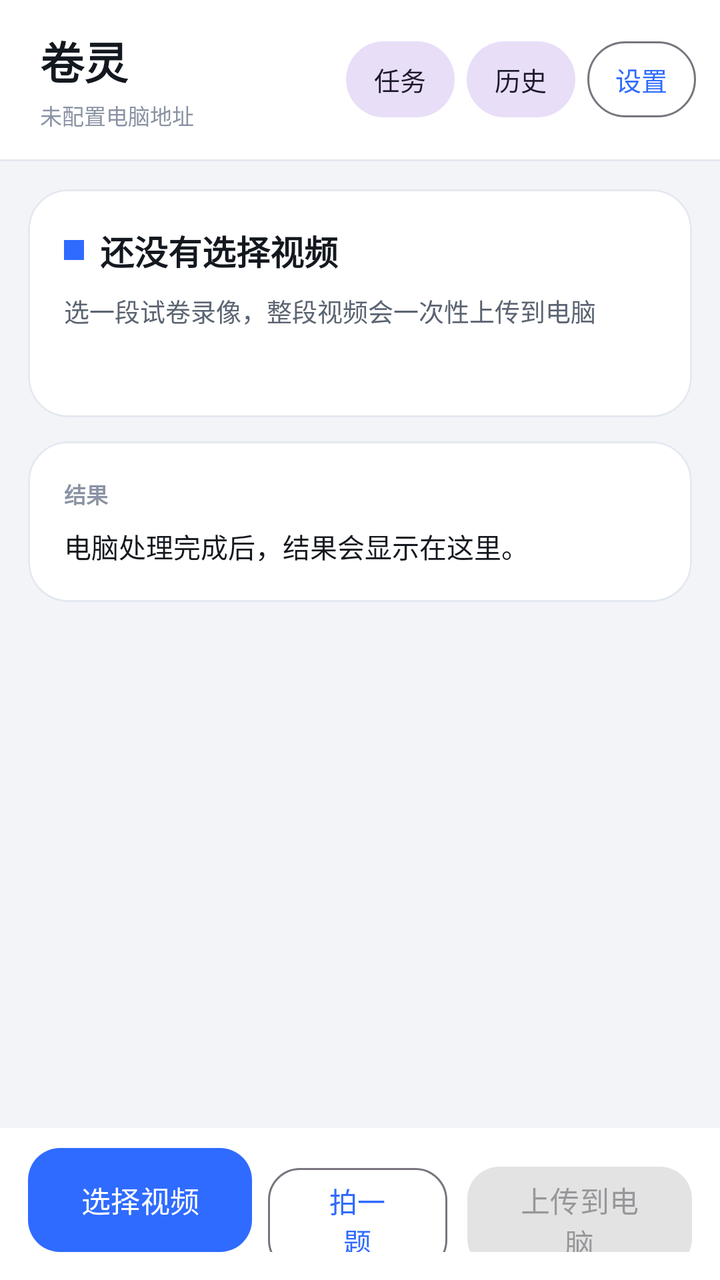
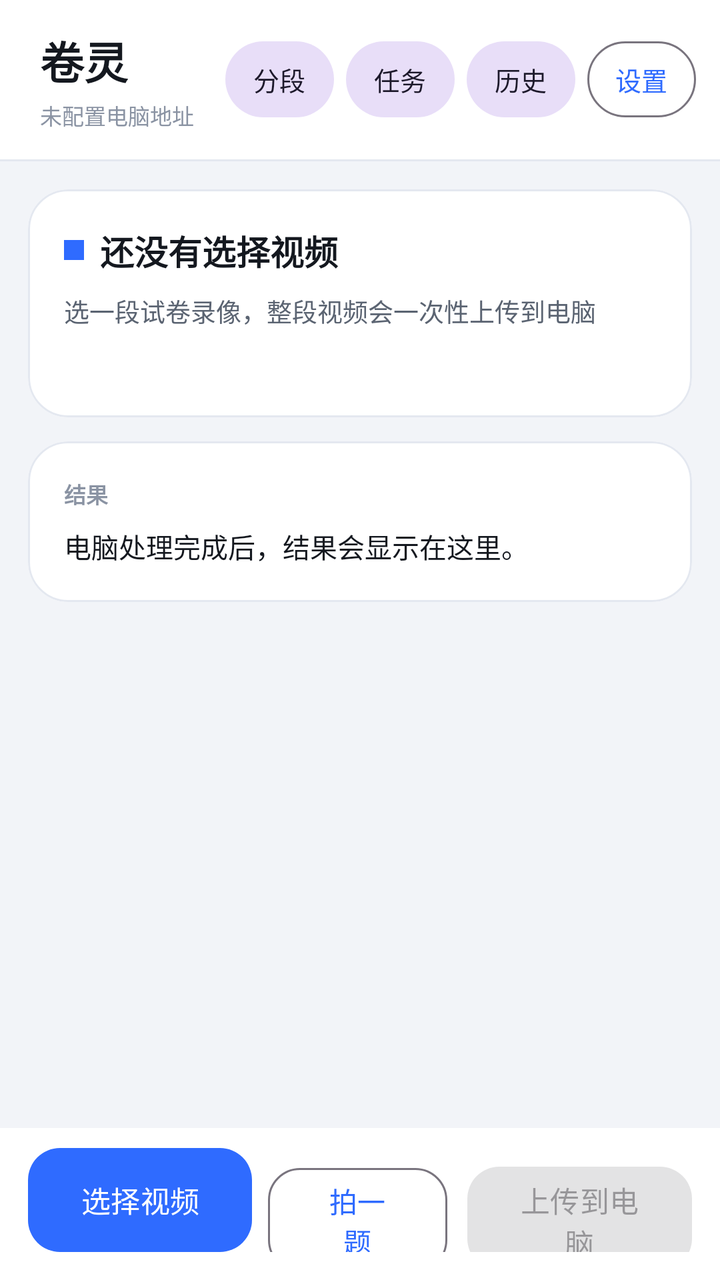

The first picture is an Android layout as it rendered before a commit; the second is the same layout after the commit. The layout source and the unified diff follow.
<!-- AndroidManifest.xml: application theme Theme.VideoQuiz -->
<!-- res/layout/activity_main.xml -->
<?xml version="1.0" encoding="utf-8"?>
<LinearLayout xmlns:android="http://schemas.android.com/apk/res/android"
    xmlns:app="http://schemas.android.com/apk/res-auto"
    android:layout_width="match_parent"
    android:layout_height="match_parent"
    android:background="@color/surface_dim"
    android:orientation="vertical">

    
    <LinearLayout
        android:layout_width="match_parent"
        android:layout_height="wrap_content"
        android:background="@color/surface"
        android:gravity="center_vertical"
        android:orientation="horizontal"
        android:paddingStart="20dp"
        android:paddingTop="14dp"
        android:paddingEnd="12dp"
        android:paddingBottom="14dp">

        <LinearLayout
            android:layout_width="0dp"
            android:layout_height="wrap_content"
            android:layout_weight="1"
            android:orientation="vertical">

            <TextView
                android:layout_width="wrap_content"
                android:layout_height="wrap_content"
                android:text="卷灵"
                android:textColor="@color/text_primary"
                android:textSize="22sp"
                android:textStyle="bold" />

            <TextView
                android:id="@+id/tvEndpoint"
                android:layout_width="match_parent"
                android:layout_height="wrap_content"
                android:layout_marginTop="3dp"
                android:ellipsize="middle"
                android:maxLines="1"
                android:text="未配置电脑地址"
                android:textColor="@color/text_tertiary"
                android:textSize="11sp" />
        </LinearLayout>

        <com.google.android.material.button.MaterialButton
            android:id="@+id/btnTasks"
            style="@style/Widget.Material3.Button.TonalButton"
            android:layout_width="wrap_content"
            android:layout_height="38dp"
            android:layout_marginEnd="6dp"
            android:insetTop="0dp"
            android:insetBottom="0dp"
            android:minWidth="0dp"
            android:paddingStart="14dp"
            android:paddingEnd="14dp"
            android:text="任务"
            android:textSize="13sp"
            app:cornerRadius="19dp" />

        <com.google.android.material.button.MaterialButton
            android:id="@+id/btnHistory"
            style="@style/Widget.Material3.Button.TonalButton"
            android:layout_width="wrap_content"
            android:layout_height="38dp"
            android:layout_marginEnd="6dp"
            android:insetTop="0dp"
            android:insetBottom="0dp"
            android:minWidth="0dp"
            android:paddingStart="14dp"
            android:paddingEnd="14dp"
            android:text="历史"
            android:textSize="13sp"
            app:cornerRadius="19dp" />

        <com.google.android.material.button.MaterialButton
            android:id="@+id/btnSettings"
            style="@style/Widget.Material3.Button.OutlinedButton"
            android:layout_width="wrap_content"
            android:layout_height="38dp"
            android:insetTop="0dp"
            android:insetBottom="0dp"
            android:minWidth="0dp"
            android:paddingStart="14dp"
            android:paddingEnd="14dp"
            android:text="设置"
            android:textSize="13sp"
            app:cornerRadius="19dp" />
    </LinearLayout>

    <View
        android:layout_width="match_parent"
        android:layout_height="1dp"
        android:background="@color/divider" />

    
    <ScrollView
        android:layout_width="match_parent"
        android:layout_height="0dp"
        android:layout_weight="1"
        android:clipToPadding="false"
        android:paddingBottom="8dp">

        <LinearLayout
            android:layout_width="match_parent"
            android:layout_height="wrap_content"
            android:orientation="vertical">

            
            <com.google.android.material.card.MaterialCardView
                android:layout_width="match_parent"
                android:layout_height="wrap_content"
                android:layout_marginStart="14dp"
                android:layout_marginTop="14dp"
                android:layout_marginEnd="14dp"
                app:cardBackgroundColor="@color/surface"
                app:cardCornerRadius="20dp"
                app:cardElevation="0dp"
                app:strokeColor="@color/divider"
                app:strokeWidth="1dp">

                <LinearLayout
                    android:layout_width="match_parent"
                    android:layout_height="wrap_content"
                    android:orientation="vertical"
                    android:padding="18dp">

                    <LinearLayout
                        android:layout_width="match_parent"
                        android:layout_height="wrap_content"
                        android:gravity="center_vertical"
                        android:orientation="horizontal">

                        <View
                            android:id="@+id/dotPhase"
                            android:layout_width="10dp"
                            android:layout_height="10dp"
                            android:layout_marginEnd="8dp"
                            android:background="@color/brand" />

                        <TextView
                            android:id="@+id/tvPhase"
                            android:layout_width="0dp"
                            android:layout_height="wrap_content"
                            android:layout_weight="1"
                            android:text="还没有选择视频"
                            android:textColor="@color/text_primary"
                            android:textSize="17sp"
                            android:textStyle="bold" />
                    </LinearLayout>

                    <TextView
                        android:id="@+id/tvVideo"
                        android:layout_width="match_parent"
                        android:layout_height="wrap_content"
                        android:layout_marginTop="8dp"
                        android:ellipsize="middle"
                        android:maxLines="2"
                        android:text="选一段试卷录像，整段视频会一次性上传到电脑"
                        android:textColor="@color/text_secondary"
                        android:textSize="12.5sp" />

                    <ProgressBar
                        android:id="@+id/progress"
                        style="?android:attr/progressBarStyleHorizontal"
                        android:layout_width="match_parent"
                        android:layout_height="6dp"
                        android:layout_marginTop="16dp"
                        android:max="100"
                        android:progressBackgroundTint="@color/brand_soft"
                        android:progressTint="@color/brand"
                        android:visibility="gone" />

                    <TextView
                        android:id="@+id/tvStatus"
                        android:layout_width="match_parent"
                        android:layout_height="wrap_content"
                        android:layout_marginTop="10dp"
                        android:lineSpacingExtra="2dp"
                        android:text=""
                        android:textColor="@color/text_secondary"
                        android:textSize="12sp" />
                </LinearLayout>
            </com.google.android.material.card.MaterialCardView>

            
            <com.google.android.material.card.MaterialCardView
                android:layout_width="match_parent"
                android:layout_height="wrap_content"
                android:layout_marginStart="14dp"
                android:layout_marginTop="12dp"
                android:layout_marginEnd="14dp"
                app:cardBackgroundColor="@color/surface"
                app:cardCornerRadius="20dp"
                app:cardElevation="0dp"
                app:strokeColor="@color/divider"
                app:strokeWidth="1dp">

                <LinearLayout
                    android:layout_width="match_parent"
                    android:layout_height="wrap_content"
                    android:orientation="vertical"
                    android:padding="18dp">

                    <TextView
                        android:layout_width="wrap_content"
                        android:layout_height="wrap_content"
                        android:text="结果"
                        android:textColor="@color/text_tertiary"
                        android:textSize="11sp"
                        android:textStyle="bold" />

                    <TextView
                        android:id="@+id/tvResult"
                        android:layout_width="match_parent"
                        android:layout_height="wrap_content"
                        android:layout_marginTop="8dp"
                        android:lineSpacingExtra="5dp"
                        android:text="电脑处理完成后，结果会显示在这里。"
                        android:textColor="@color/text_primary"
                        android:textIsSelectable="true"
                        android:textSize="13.5sp" />
                </LinearLayout>
            </com.google.android.material.card.MaterialCardView>

            
            <LinearLayout
                android:layout_width="match_parent"
                android:layout_height="wrap_content"
                android:layout_marginStart="14dp"
                android:layout_marginTop="12dp"
                android:layout_marginEnd="14dp"
                android:orientation="horizontal">

                <com.google.android.material.button.MaterialButton
                    android:id="@+id/btnSolve"
                    style="@style/Widget.Material3.Button.OutlinedButton"
                    android:layout_width="0dp"
                    android:layout_height="46dp"
                    android:layout_weight="1"
                    android:enabled="false"
                    android:insetTop="0dp"
                    android:insetBottom="0dp"
                    android:text="解题"
                    android:textSize="13sp"
                    android:visibility="gone"
                    app:cornerRadius="15dp" />

                <com.google.android.material.button.MaterialButton
                    android:id="@+id/btnPdf"
                    style="@style/Widget.Material3.Button.OutlinedButton"
                    android:layout_width="0dp"
                    android:layout_height="46dp"
                    android:layout_marginStart="8dp"
                    android:layout_weight="1"
                    android:enabled="false"
                    android:insetTop="0dp"
                    android:insetBottom="0dp"
                    android:text="打开 PDF"
                    android:textSize="13sp"
                    android:visibility="gone"
                    app:cornerRadius="15dp" />

                <com.google.android.material.button.MaterialButton
                    android:id="@+id/btnOpenChat"
                    style="@style/Widget.Material3.Button.OutlinedButton"
                    android:layout_width="0dp"
                    android:layout_height="46dp"
                    android:layout_marginStart="8dp"
                    android:layout_weight="1"
                    android:insetTop="0dp"
                    android:insetBottom="0dp"
                    android:text="继续追问"
                    android:textSize="13sp"
                    android:visibility="gone"
                    app:cornerRadius="15dp" />
            </LinearLayout>
        </LinearLayout>
    </ScrollView>

    
    <LinearLayout
        android:layout_width="match_parent"
        android:layout_height="wrap_content"
        android:background="@color/surface"
        android:orientation="vertical"
        android:paddingStart="14dp"
        android:paddingTop="10dp"
        android:paddingEnd="14dp"
        android:paddingBottom="14dp">

        <com.google.android.material.button.MaterialButton
            android:id="@+id/btnDispatch"
            android:layout_width="match_parent"
            android:layout_height="50dp"
            android:insetTop="0dp"
            android:insetBottom="0dp"
            android:text="开始处理"
            android:textSize="14.5sp"
            android:visibility="gone"
            app:cornerRadius="16dp" />

        <LinearLayout
            android:layout_width="match_parent"
            android:layout_height="wrap_content"
            android:orientation="horizontal">

            <com.google.android.material.button.MaterialButton
                android:id="@+id/btnPick"
                android:layout_width="0dp"
                android:layout_height="52dp"
                android:layout_weight="1"
                android:insetTop="0dp"
                android:insetBottom="0dp"
                android:text="选择视频"
                android:textSize="14.5sp"
                app:cornerRadius="16dp" />

            <com.google.android.material.button.MaterialButton
                android:id="@+id/btnShot"
                style="@style/Widget.Material3.Button.OutlinedButton"
                android:layout_width="0dp"
                android:layout_height="52dp"
                android:layout_marginStart="8dp"
                android:layout_weight="0.8"
                android:insetTop="0dp"
                android:insetBottom="0dp"
                android:text="拍一题"
                android:textSize="14sp"
                app:cornerRadius="16dp" />

            <com.google.android.material.button.MaterialButton
                android:id="@+id/btnRun"
                style="@style/Widget.Material3.Button.TonalButton"
                android:layout_width="0dp"
                android:layout_height="52dp"
                android:layout_marginStart="10dp"
                android:layout_weight="1"
                android:enabled="false"
                android:insetTop="0dp"
                android:insetBottom="0dp"
                android:text="上传到电脑"
                android:textSize="14.5sp"
                app:cornerRadius="16dp" />
        </LinearLayout>
    </LinearLayout>
</LinearLayout>
<!-- resources referenced by this layout -->
<resources>
  <color name="brand">#2F6BFF</color>
  <color name="brand_soft">#E8EFFF</color>
  <color name="divider">#E4E8F0</color>
  <color name="surface">#FFFFFF</color>
  <color name="surface_dim">#F2F4F8</color>
  <color name="text_primary">#14181F</color>
  <color name="text_secondary">#5B6472</color>
  <color name="text_tertiary">#8A93A3</color>
  <style name="Theme.VideoQuiz" parent="Theme.Material3.Light.NoActionBar">
          <item name="colorPrimary">@color/brand</item>
          <item name="colorOnPrimary">#FFFFFF</item>
          <item name="colorSurface">@color/surface</item>
          <item name="android:statusBarColor">@color/surface</item>
          <item name="android:windowLightStatusBar">true</item>
      </style>
</resources>

<!-- the commit's change to res/layout/activity_main.xml (unified diff, before → after) -->
@@ -43,6 +43,21 @@
                 android:textColor="@color/text_tertiary"
                 android:textSize="11sp" />
         </LinearLayout>
+
+        <com.google.android.material.button.MaterialButton
+            android:id="@+id/btnPaper"
+            style="@style/Widget.Material3.Button.TonalButton"
+            android:layout_width="wrap_content"
+            android:layout_height="38dp"
+            android:layout_marginEnd="6dp"
+            android:insetTop="0dp"
+            android:insetBottom="0dp"
+            android:minWidth="0dp"
+            android:paddingStart="14dp"
+            android:paddingEnd="14dp"
+            android:text="分段"
+            android:textSize="13sp"
+            app:cornerRadius="19dp" />
 
         <com.google.android.material.button.MaterialButton
             android:id="@+id/btnTasks"
